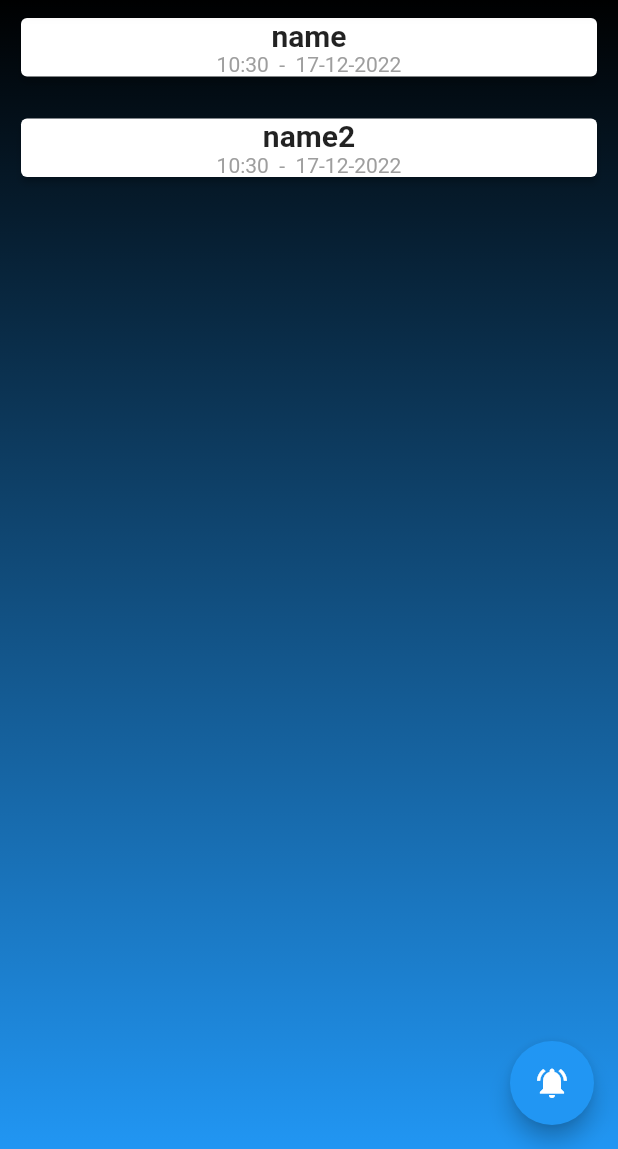
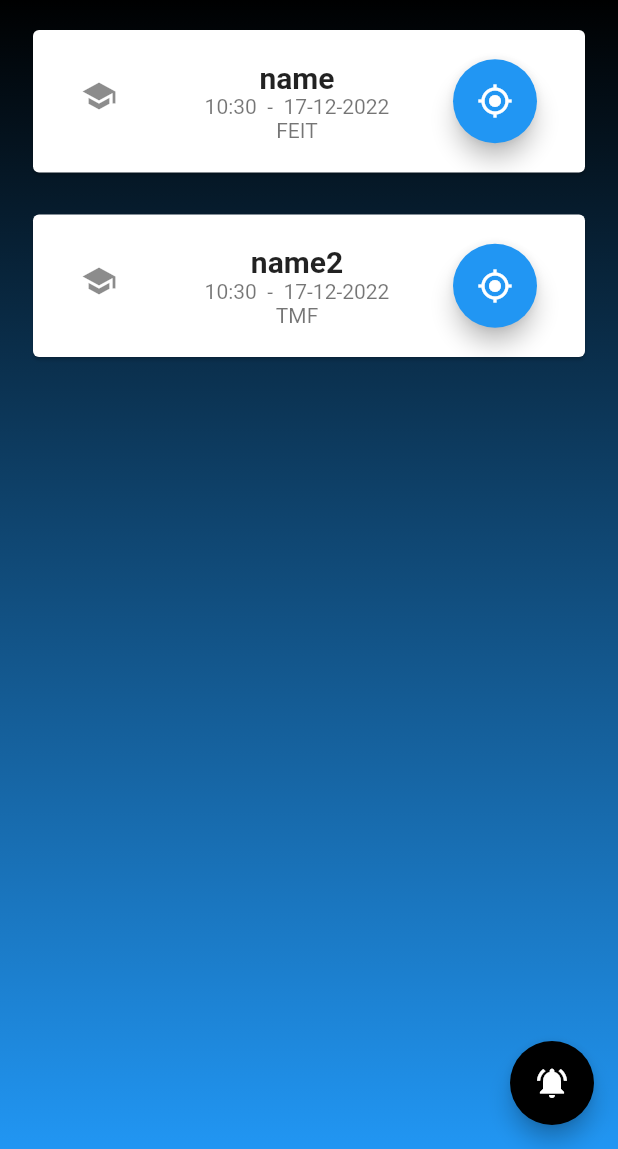
Before and after one commit to Antonio-Gilev/misLab, a Flutter app: the MainPage screen opened directly, on a phone screen of 412 x 824 dp, the part 87-1236 px from its top. Run offline on Flutter 3.47's test engine with Material 2 defaults, Android fonts, the phone set to English and light mode, and no system bars; our stand-ins replace datetime_picker_formfield, flutter_local_notifications, google_maps_flutter, rxdart, shared_preferences, syncfusion_flutter_calendar and 1 more; accounts and stored records are empty.

Commit message:
Commit lab 5

```diff
--- a/lib/kolokvium.dart
+++ b/lib/kolokvium.dart
@@ -1,20 +1,61 @@
 import 'package:flutter/material.dart';
 import 'package:labs/services/local_notification_service.dart';
+import 'package:labs/widgets/maps.dart';
+
+enum Places{
+  TMF,
+  FEIT,
+  BARAKA1,
+  BARAKA2
+}
+
 
 class Kolokvium extends StatelessWidget{
   String name;
   DateTime dateTime;
   DateTime until;
   late final LocalNotificationService service;
+  Places place;
+  late String lat;
+  late String lon;
 
 
-  Kolokvium(this.name, this.dateTime, this.until) {
+  Kolokvium(this.name, this.dateTime, this.until, this.place) {
     this.name = name;
     this.dateTime = dateTime;
     this.until = until;
     service = LocalNotificationService();
     service.initialize();
     service.showScheduledNotification(id: 0, title: name, body: 'You have exam for $name in 1 hour', dateTime: dateTime.subtract(const Duration(hours: 1)));
+
+    if(this.place == Places.BARAKA1){
+      lat = '42.00477959708281';
+      lon= '21.406590178780345';
+    }else if(this.place == Places.BARAKA2){
+      lat = '42.00461784549463';
+      lon= '21.406554514631182';
+    }
+    else if(this.place == Places.FEIT){
+      lat = '42.004893622905136';
+      lon= '21.408167682421695';
+    }
+    else {
+      lat = '42.00472011015235';
+      lon= '21.40997201657404';
+    }
+  }
+
+  void _showMaps(BuildContext ct){
+    showModalBottomSheet(
+        context: ct,
+        isScrollControlled: true,
+        builder: (ct){
+          return GestureDetector(
+            onTap: () {Navigator.pop(ct);},
+            behavior: HitTestBehavior.opaque,
+            child: Maps(name, lat, lon, place),
+          );
+        });
   }
 
   @override
@@ -23,25 +64,33 @@ class Kolokvium extends StatelessWidget{
       margin: const EdgeInsets.all(10),
       width: double.infinity,
       child: Card(
-        elevation: 2,
-        child: Column(
-          children: [
-            Text(
-              name,
-              style: const TextStyle(
-                fontWeight: FontWeight.bold,
-                fontSize: 20
-              ),
+        child: Padding(
+          padding: const EdgeInsets.all(16.0),
+          child: ListTile(
+            leading: const Icon(Icons.school),
+            title: Center(
+              child: Text(name, style: const TextStyle(fontWeight: FontWeight.bold, fontSize: 20),),
             ),
-            Text(
-                '${dateTime.hour.toString().padLeft(2,'0')}:${dateTime.minute.toString().padLeft(2,'0')}  -  ${dateTime.day.toString().padLeft(2,'0')}-${dateTime.month.toString().padLeft(2,'0')}-${dateTime.year}',
-              style: const TextStyle(
-                color: Colors.grey
-              ),
-            )
-          ],
+            subtitle: Column(
+              children: [
+                Text(
+                  '${dateTime.hour.toString().padLeft(2,'0')}:${dateTime.minute.toString().padLeft(2,'0')}  -  ${dateTime.day.toString().padLeft(2,'0')}-${dateTime.month.toString().padLeft(2,'0')}-${dateTime.year}',
+
+                ),
+                Text(
+                  place.name,
+
+                ),
+              ],
+            ),
+            trailing: FloatingActionButton(
+              onPressed: () => _showMaps(context),
+              backgroundColor: Colors.blue,
+              child: Icon(Icons.gps_fixed),
+            ),
+          ),
         ),
-      ),
+      )
     );
   }
 
--- a/lib/main.dart
+++ b/lib/main.dart
@@ -41,8 +41,8 @@ class _MainPageState extends State<MainPage> {
   late final LocalNotificationService service;
 
   List<Kolokvium> kolList = [
-    Kolokvium("name", DateTime.now(), DateTime.now().add(const Duration(minutes: 90))),
-    Kolokvium("name2", DateTime.now(), DateTime.now().add(const Duration(minutes: 90)))
+    Kolokvium("name", DateTime.now(), DateTime.now().add(const Duration(minutes: 90)), Places.FEIT),
+    Kolokvium("name2", DateTime.now(), DateTime.now().add(const Duration(minutes: 90)), Places.TMF)
   ];
 
   void _addItemFunction(BuildContext ct){
@@ -114,9 +114,10 @@ class _MainPageState extends State<MainPage> {
               begin: Alignment.topCenter,
               end: Alignment.bottomCenter),
         ),
-        child: Column(
+        child: ListView(
+          padding: const EdgeInsets.all(8),
           children: [
-            ...kolList,
+            ...kolList
           ],
         ),
       ),
@@ -134,7 +135,7 @@ class _MainPageState extends State<MainPage> {
 
       ),
       floatingActionButton: FloatingActionButton(
-        backgroundColor: Colors.blue,
+        backgroundColor: Colors.black,
         onPressed: () async {
           await service.showNotification(id: 0, title: 'Notification Title', body: 'Notification Body');
         },
--- /dev/null
+++ b/lib/widgets/maps.dart
@@ -0,0 +1,62 @@
+import 'package:flutter/material.dart';
+import 'package:google_maps_flutter/google_maps_flutter.dart';
+import 'package:flutter/cupertino.dart';
+import 'package:labs/kolokvium.dart';
+
+class Maps extends StatefulWidget{
+  String name;
+  String lat;
+  String lon;
+  Places place;
+
+
+  Maps(this.name, this.lat, this.lon, this.place);
+
+  @override
+  State<StatefulWidget> createState() => _MapsState();
+}
+
+
+class _MapsState extends State<Maps>{
+
+  final Map<String, Marker> _markers = {};
+
+
+  Future<void> _onMapCreated(GoogleMapController controller) async {
+    setState(() {
+      _markers.clear();
+        final marker = Marker(
+          markerId: MarkerId(widget.name),
+          position: LatLng(double.parse(widget.lat), double.parse(widget.lon)),
+          infoWindow: InfoWindow(
+            title: widget.place.name.toString(),
+            snippet: widget.name,
+          ),
+        );
+        _markers[widget.name] = marker;
+    });
+  }
+
+  @override
+  Widget build(BuildContext context) {
+    return MaterialApp(
+      debugShowCheckedModeBanner: false,
+      home: Scaffold(
+        appBar: AppBar(
+          title: const Text('Kolokvium Location'),
+          backgroundColor: Colors.blue[700],
+        ),
+        body: GoogleMap(
+          onMapCreated: _onMapCreated,
+          initialCameraPosition: CameraPosition(
+            target: LatLng(double.parse(widget.lat), double.parse(widget.lon)),
+            zoom: 15.0,
+          ),
+          markers: _markers.values.toSet(),
+          scrollGesturesEnabled: true,
+        ),
+      ),
+    );
+  }
+
+}
--- a/pubspec.yaml
+++ b/pubspec.yaml
@@ -43,6 +43,7 @@ dependencies:
   flutter_local_notifications: ^12.0.4
   timezone: ^0.9.0
   rxdart: ^0.27.4
+  google_maps_flutter: ^2.2.2
 
 dev_dependencies:
   flutter_test:
```
Also changed, not shown: lib/widgets/nov_element.dart (+19 -1 lines), pubspec.lock, 4 other files.
